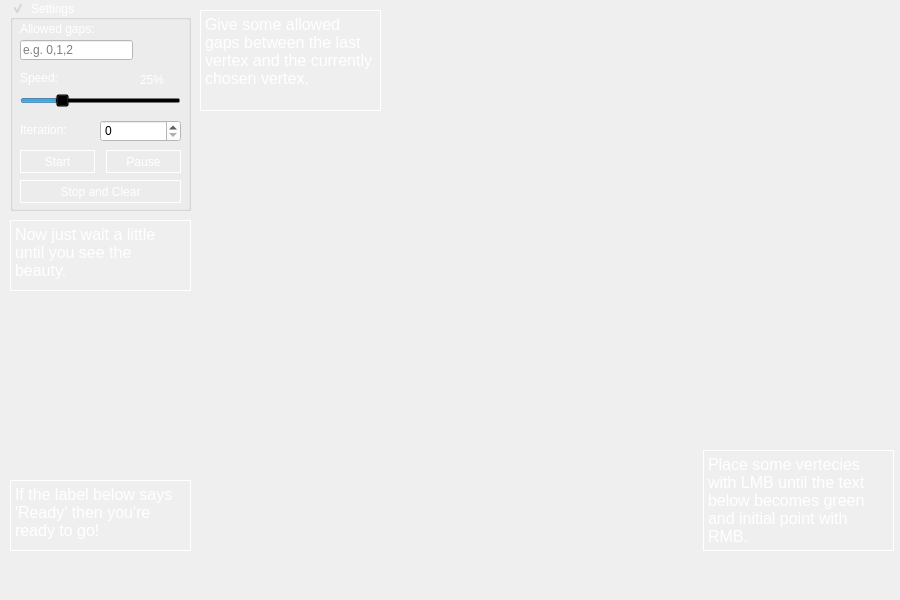
Qt form gui.ui (notemissary/Coursework) before a commit.
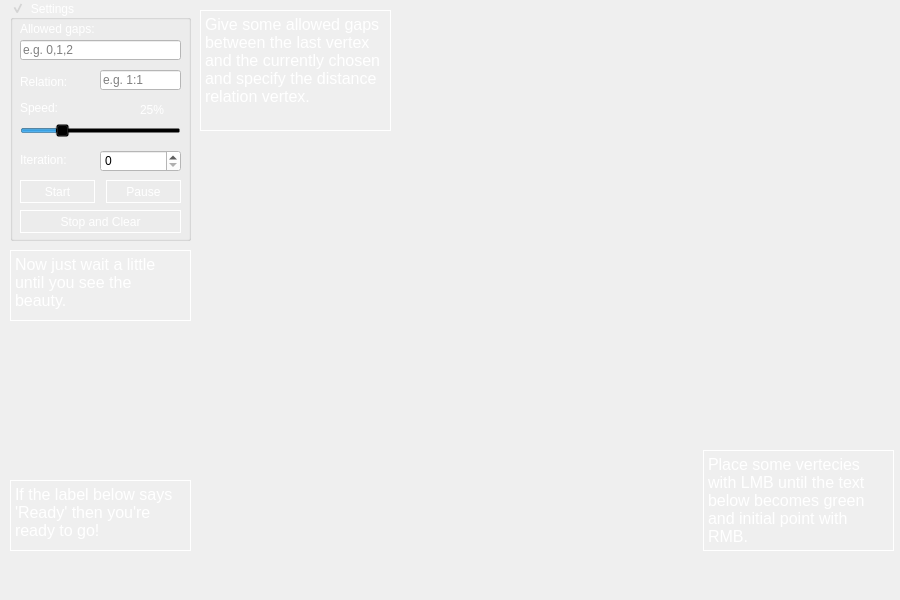
The same form after that commit. Icons and pictures are not drawn.

Commit message: Added specifying relation, fixed some bugs, did some optimizations

```diff
--- a/gui.ui
+++ b/gui.ui
@@ -36,7 +36,7 @@
       <x>10</x>
       <y>0</y>
       <width>181</width>
-      <height>211</height>
+      <height>241</height>
      </rect>
     </property>
     <property name="styleSheet">
@@ -57,7 +57,7 @@
      <property name="geometry">
       <rect>
        <x>10</x>
-       <y>90</y>
+       <y>120</y>
        <width>161</width>
        <height>22</height>
       </rect>
@@ -88,7 +88,7 @@
      <property name="geometry">
       <rect>
        <x>96</x>
-       <y>150</y>
+       <y>180</y>
        <width>75</width>
        <height>23</height>
       </rect>
@@ -114,7 +114,7 @@
      <property name="geometry">
       <rect>
        <x>10</x>
-       <y>180</y>
+       <y>210</y>
        <width>161</width>
        <height>23</height>
       </rect>
@@ -163,7 +163,7 @@
      <property name="geometry">
       <rect>
        <x>10</x>
-       <y>122</y>
+       <y>152</y>
        <width>81</width>
        <height>16</height>
       </rect>
@@ -180,7 +180,7 @@
      <property name="geometry">
       <rect>
        <x>10</x>
-       <y>150</y>
+       <y>180</y>
        <width>75</width>
        <height>23</height>
       </rect>
@@ -206,7 +206,7 @@
      <property name="geometry">
       <rect>
        <x>130</x>
-       <y>70</y>
+       <y>100</y>
        <width>41</width>
        <height>20</height>
       </rect>
@@ -224,7 +224,7 @@
       <rect>
        <x>10</x>
        <y>40</y>
-       <width>113</width>
+       <width>161</width>
        <height>20</height>
       </rect>
      </property>
@@ -250,7 +250,7 @@
      <property name="geometry">
       <rect>
        <x>10</x>
-       <y>70</y>
+       <y>100</y>
        <width>51</width>
        <height>16</height>
       </rect>
@@ -270,7 +270,7 @@
      <property name="geometry">
       <rect>
        <x>90</x>
-       <y>120</y>
+       <y>150</y>
        <width>81</width>
        <height>22</height>
       </rect>
@@ -290,6 +290,59 @@
       <string/>
      </property>
     </widget>
+    <widget class="QLabel" name="label_5">
+     <property name="geometry">
+      <rect>
+       <x>10</x>
+       <y>73</y>
+       <width>81</width>
+       <height>16</height>
+      </rect>
+     </property>
+     <property name="styleSheet">
+      <string notr="true">font: 12pt &quot;Verdana&quot;;
+color: rgb(255, 255, 255);</string>
+     </property>
+     <property name="text">
+      <string>Relation:</string>
+     </property>
+     <property name="textFormat">
+      <enum>Qt::AutoText</enum>
+     </property>
+     <property name="alignment">
+      <set>Qt::AlignBottom|Qt::AlignLeading|Qt::AlignLeft</set>
+     </property>
+    </widget>
+    <widget class="QLineEdit" name="lineEdit_2">
+     <property name="geometry">
+      <rect>
+       <x>90</x>
+       <y>70</y>
+       <width>81</width>
+       <height>20</height>
+      </rect>
+     </property>
+     <property name="styleSheet">
+      <string notr="true">font: 12pt &quot;Cambria Math&quot;;
+background-color: rgb(255, 255, 255);
+color: rgb(0, 0, 0);</string>
+     </property>
+     <property name="inputMask">
+      <string/>
+     </property>
+     <property name="text">
+      <string/>
+     </property>
+     <property name="maxLength">
+      <number>11</number>
+     </property>
+     <property name="readOnly">
+      <bool>false</bool>
+     </property>
+     <property name="placeholderText">
+      <string>e.g. 1:1</string>
+     </property>
+    </widget>
    </widget>
    <widget class="QTextEdit" name="textEdit">
     <property name="geometry">
@@ -330,8 +383,8 @@
      <rect>
       <x>200</x>
       <y>10</y>
-      <width>181</width>
-      <height>101</height>
+      <width>191</width>
+      <height>121</height>
      </rect>
     </property>
     <property name="acceptDrops">
@@ -353,7 +406,7 @@
 &lt;html&gt;&lt;head&gt;&lt;meta name=&quot;qrichtext&quot; content=&quot;1&quot; /&gt;&lt;style type=&quot;text/css&quot;&gt;
 p, li { white-space: pre-wrap; }
 &lt;/style&gt;&lt;/head&gt;&lt;body style=&quot; font-family:'MS Shell Dlg 2'; font-size:8.25pt; font-weight:400; font-style:normal;&quot;&gt;
-&lt;p style=&quot; margin-top:0px; margin-bottom:0px; margin-left:0px; margin-right:0px; -qt-block-indent:0; text-indent:0px;&quot;&gt;&lt;span style=&quot; font-family:'Verdana'; font-size:12pt; color:#ffffff;&quot;&gt;Give some allowed gaps between the last vertex and the currently chosen vertex.&lt;/span&gt;&lt;/p&gt;&lt;/body&gt;&lt;/html&gt;</string>
+&lt;p style=&quot; margin-top:0px; margin-bottom:0px; margin-left:0px; margin-right:0px; -qt-block-indent:0; text-indent:0px;&quot;&gt;&lt;span style=&quot; font-family:'Verdana'; font-size:12pt; color:#ffffff;&quot;&gt;Give some allowed gaps between the last vertex and the currently chosen and specify the distance relation vertex.&lt;/span&gt;&lt;/p&gt;&lt;/body&gt;&lt;/html&gt;</string>
     </property>
     <property name="cursorWidth">
      <number>1</number>
@@ -406,7 +459,7 @@
     <property name="geometry">
      <rect>
       <x>10</x>
-      <y>220</y>
+      <y>250</y>
       <width>181</width>
       <height>71</height>
      </rect>
```
Left out of the diff: 2 changed lines with no effect on the pictures. The commit also changes 2 other files.
